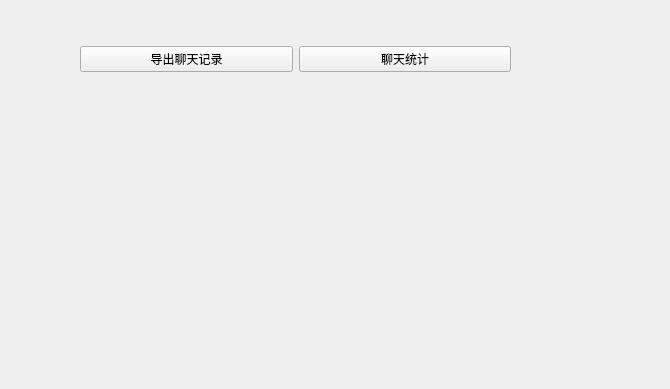
The window that app/Ui/contact/userinfo/userinfoUi.ui (LC044/WeChatMsg) describes before a commit, drawn with Qt 5; both pictures show x 130 to 800 and y 331 to 720 of the 800 by 720 pixel window.
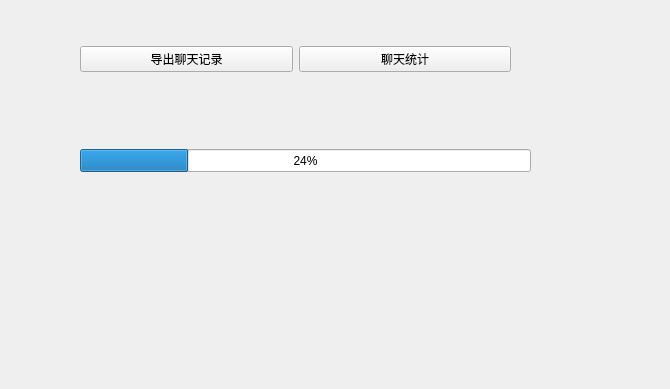
The same window after the commit. Icons and pictures are not drawn.

```diff
--- a/app/Ui/contact/userinfo/userinfoUi.ui
+++ b/app/Ui/contact/userinfo/userinfoUi.ui
@@ -180,6 +180,19 @@
     </item>
    </layout>
   </widget>
+  <widget class="QProgressBar" name="progressBar">
+   <property name="geometry">
+    <rect>
+     <x>210</x>
+     <y>480</y>
+     <width>451</width>
+     <height>23</height>
+    </rect>
+   </property>
+   <property name="value">
+    <number>24</number>
+   </property>
+  </widget>
  </widget>
  <resources/>
  <connections/>
```
